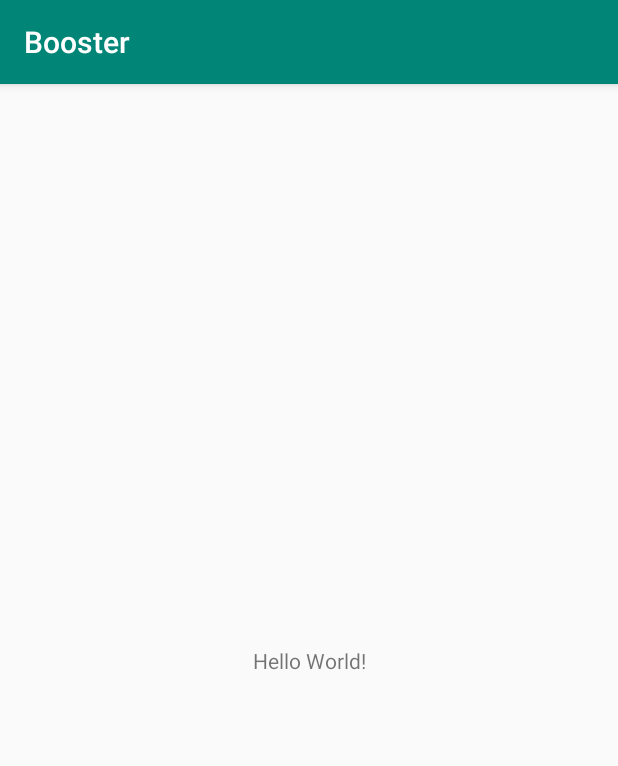
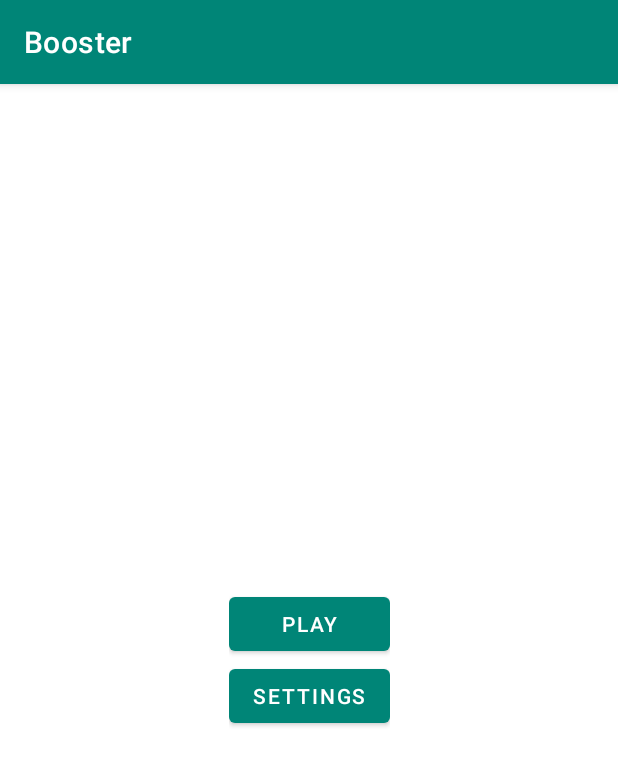
Before and after one commit to alexiscrack3/booster-android, an Android app: the screen it shows after launch (VocabularyActivity before the commit, HomeActivity after it), on a phone screen of 412 x 824 dp. Shown: the top 766 px of the screen. Run offline under Robolectric (Android 15) with nearby library versions, the light colour scheme and no system bars; our stand-ins replace RxJava, Timber.

Commit message:
Create home screen with simple menu

```diff
--- a/app/src/main/AndroidManifest.xml
+++ b/app/src/main/AndroidManifest.xml
@@ -12,12 +12,15 @@
         android:roundIcon="@mipmap/ic_launcher_round"
         android:supportsRtl="true"
         android:theme="@style/AppTheme">
-        <activity android:name=".vocabulary.VocabularyActivity">
+        <activity android:name=".home.HomeActivity">
             <intent-filter>
                 <action android:name="android.intent.action.MAIN" />
 
                 <category android:name="android.intent.category.LAUNCHER" />
             </intent-filter>
         </activity>
+        <activity
+            android:name=".vocabulary.VocabularyActivity"
+            android:parentActivityName=".home.HomeActivity" />
     </application>
 </manifest>
--- /dev/null
+++ b/app/src/main/java/com/alexiscrack3/booster/BoosterActivity.kt
@@ -0,0 +1,29 @@
+package com.alexiscrack3.booster
+
+import androidx.appcompat.app.AppCompatActivity
+import androidx.fragment.app.Fragment
+import io.reactivex.disposables.CompositeDisposable
+import io.reactivex.disposables.Disposable
+
+abstract class BoosterActivity : AppCompatActivity() {
+    private val disposables = CompositeDisposable()
+
+    protected fun showFragment(layoutId: Int, fragment: Fragment, addToBackStack: Boolean = false) {
+        val fragmentManager = this.supportFragmentManager
+        val tag = fragment::class.java.name
+        val fragmentToAdd = fragmentManager.findFragmentByTag(tag) ?: fragment
+        fragmentManager
+            .beginTransaction()
+            .replace(layoutId, fragmentToAdd, tag)
+            .apply {
+                if (addToBackStack) {
+                    addToBackStack(null)
+                }
+            }
+            .commit()
+    }
+
+    fun Disposable.autoDispose() {
+        disposables.add(this)
+    }
+}
--- /dev/null
+++ b/app/src/main/java/com/alexiscrack3/booster/BoosterFragment.kt
@@ -0,0 +1,5 @@
+package com.alexiscrack3.booster
+
+import androidx.fragment.app.Fragment
+
+abstract class BoosterFragment : Fragment()
--- a/app/src/main/java/com/alexiscrack3/booster/BoosterModule.kt
+++ b/app/src/main/java/com/alexiscrack3/booster/BoosterModule.kt
@@ -5,6 +5,7 @@ import com.alexiscrack3.booster.vocabulary.vocabularyModule
 import org.koin.android.ext.koin.androidContext
 import org.koin.android.ext.koin.androidLogger
 import org.koin.core.context.startKoin
+import org.koin.dsl.module
 
 object BoosterModule {
 
@@ -16,12 +17,18 @@ object BoosterModule {
             // use the Android context given there
             androidContext(application)
 
-            modules(
-                listOf(
-                    networkModule,
-                    vocabularyModule
-                )
+            val routerModule = module {
+                single {
+                    BoosterRouter()
+                }
+            }
+
+            val moduleList = listOf(
+                networkModule,
+                routerModule,
+                vocabularyModule
             )
+            modules(moduleList)
         }
     }
 }
--- /dev/null
+++ b/app/src/main/java/com/alexiscrack3/booster/BoosterRouter.kt
@@ -0,0 +1,18 @@
+package com.alexiscrack3.booster
+
+import io.reactivex.Observable
+import io.reactivex.subjects.PublishSubject
+
+class BoosterRouter {
+    private val eventSubject: PublishSubject<BoosterNavigationEvent> = PublishSubject.create()
+    val eventObservable: Observable<BoosterNavigationEvent> = eventSubject.hide()
+
+    fun navigate(event: BoosterNavigationEvent) {
+        eventSubject.onNext(event)
+    }
+}
+
+sealed class BoosterNavigationEvent {
+    object HOME : BoosterNavigationEvent()
+    object VOCABULARY : BoosterNavigationEvent()
+}
--- /dev/null
+++ b/app/src/main/java/com/alexiscrack3/booster/home/HomeActivity.kt
@@ -0,0 +1,42 @@
+package com.alexiscrack3.booster.home
+
+import android.os.Bundle
+import androidx.fragment.app.Fragment
+import com.alexiscrack3.booster.BoosterActivity
+import com.alexiscrack3.booster.BoosterNavigationEvent
+import com.alexiscrack3.booster.BoosterRouter
+import com.alexiscrack3.booster.R
+import com.alexiscrack3.booster.vocabulary.VocabularyActivity
+import org.koin.android.ext.android.inject
+
+class HomeActivity : BoosterActivity() {
+    private val router by inject<BoosterRouter>()
+
+    override fun onCreate(savedInstanceState: Bundle?) {
+        super.onCreate(savedInstanceState)
+        setContentView(R.layout.activity_home)
+        showFragment(R.id.home_frame_layout, HomeFragment())
+
+        router.eventObservable.subscribe({
+            navigate(it)
+        }, {
+
+        }).autoDispose()
+
+        router.navigate(BoosterNavigationEvent.HOME)
+    }
+
+    private fun navigate(event: BoosterNavigationEvent) {
+        when (event) {
+            BoosterNavigationEvent.HOME -> showFragment(HomeFragment())
+            BoosterNavigationEvent.VOCABULARY -> {
+                val intent = VocabularyActivity.getIntent(this)
+                startActivity(intent)
+            }
+        }
+    }
+
+    private fun showFragment(fragment: Fragment) {
+        showFragment(R.id.home_frame_layout, fragment)
+    }
+}
--- /dev/null
+++ b/app/src/main/java/com/alexiscrack3/booster/home/HomeFragment.kt
@@ -0,0 +1,31 @@
+package com.alexiscrack3.booster.home
+
+import android.os.Bundle
+import android.view.LayoutInflater
+import android.view.View
+import android.view.ViewGroup
+import com.alexiscrack3.booster.BoosterFragment
+import com.alexiscrack3.booster.BoosterNavigationEvent
+import com.alexiscrack3.booster.BoosterRouter
+import com.alexiscrack3.booster.R
+import kotlinx.android.synthetic.main.fragment_home.*
+import org.koin.android.ext.android.inject
+
+class HomeFragment : BoosterFragment() {
+    private val router by inject<BoosterRouter>()
+
+    override fun onCreateView(
+        inflater: LayoutInflater,
+        container: ViewGroup?,
+        savedInstanceState: Bundle?
+    ): View? {
+        return inflater.inflate(R.layout.fragment_home, container, false)
+    }
+
+    override fun onViewCreated(view: View, savedInstanceState: Bundle?) {
+        super.onViewCreated(view, savedInstanceState)
+        home_play_button.setOnClickListener {
+            router.navigate(BoosterNavigationEvent.VOCABULARY)
+        }
+    }
+}
--- a/app/src/main/java/com/alexiscrack3/booster/vocabulary/VocabularyActivity.kt
+++ b/app/src/main/java/com/alexiscrack3/booster/vocabulary/VocabularyActivity.kt
@@ -1,13 +1,21 @@
 package com.alexiscrack3.booster.vocabulary
 
+import android.content.Context
+import android.content.Intent
 import android.os.Bundle
-import androidx.appcompat.app.AppCompatActivity
+import com.alexiscrack3.booster.BoosterActivity
 import com.alexiscrack3.booster.R
 import org.koin.android.ext.android.inject
 import timber.log.Timber
 
-class VocabularyActivity : AppCompatActivity() {
+class VocabularyActivity : BoosterActivity() {
     private val vocabularyViewModel by inject<VocabularyViewModel>()
+
+    companion object {
+        fun getIntent(context: Context): Intent {
+            return Intent(context, VocabularyActivity::class.java)
+        }
+    }
 
     override fun onCreate(savedInstanceState: Bundle?) {
         super.onCreate(savedInstanceState)
@@ -19,6 +27,6 @@ class VocabularyActivity : AppCompatActivity() {
         vocabularyViewModel.state.map { it.entries }.subscribe({
             Timber.d("Got entries")
         }, {
-        })
+        }).autoDispose()
     }
 }
--- /dev/null
+++ b/app/src/main/res/layout/activity_home.xml
@@ -0,0 +1,7 @@
+<?xml version="1.0" encoding="utf-8"?>
+<FrameLayout xmlns:android="http://schemas.android.com/apk/res/android"
+    xmlns:tools="http://schemas.android.com/tools"
+    android:id="@+id/home_frame_layout"
+    android:layout_width="match_parent"
+    android:layout_height="match_parent"
+    tools:context=".home.HomeActivity" />
--- a/app/src/main/res/layout/activity_vocabulary.xml
+++ b/app/src/main/res/layout/activity_vocabulary.xml
@@ -14,5 +14,4 @@
         app:layout_constraintLeft_toLeftOf="parent"
         app:layout_constraintRight_toRightOf="parent"
         app:layout_constraintTop_toTopOf="parent" />
-
 </androidx.constraintlayout.widget.ConstraintLayout>
--- /dev/null
+++ b/app/src/main/res/layout/fragment_home.xml
@@ -0,0 +1,30 @@
+<?xml version="1.0" encoding="utf-8"?>
+<androidx.constraintlayout.widget.ConstraintLayout xmlns:android="http://schemas.android.com/apk/res/android"
+    xmlns:app="http://schemas.android.com/apk/res-auto"
+    xmlns:tools="http://schemas.android.com/tools"
+    android:layout_width="match_parent"
+    android:layout_height="match_parent"
+    tools:context=".home.HomeActivity">
+
+    <LinearLayout
+        android:layout_width="wrap_content"
+        android:layout_height="wrap_content"
+        android:orientation="vertical"
+        app:layout_constraintBottom_toBottomOf="parent"
+        app:layout_constraintEnd_toEndOf="parent"
+        app:layout_constraintStart_toStartOf="parent"
+        app:layout_constraintTop_toTopOf="parent">
+
+        <com.google.android.material.button.MaterialButton
+            android:id="@+id/home_play_button"
+            android:layout_width="match_parent"
+            android:layout_height="wrap_content"
+            android:text="@string/play" />
+
+        <com.google.android.material.button.MaterialButton
+            android:id="@+id/home_settings_button"
+            android:layout_width="match_parent"
+            android:layout_height="wrap_content"
+            android:text="@string/settings" />
+    </LinearLayout>
+</androidx.constraintlayout.widget.ConstraintLayout>
--- a/app/src/main/res/values/strings.xml
+++ b/app/src/main/res/values/strings.xml
@@ -1,3 +1,5 @@
 <resources>
     <string name="app_name">Booster</string>
+    <string name="play">Play</string>
+    <string name="settings">Settings</string>
 </resources>
--- a/app/src/main/res/values/styles.xml
+++ b/app/src/main/res/values/styles.xml
@@ -1,11 +1,9 @@
 <resources>
-
     <!-- Base application theme. -->
-    <style name="AppTheme" parent="Theme.AppCompat.Light.DarkActionBar">
+    <style name="AppTheme" parent="Theme.MaterialComponents.Light.DarkActionBar">
         <!-- Customize your theme here. -->
         <item name="colorPrimary">@color/colorPrimary</item>
         <item name="colorPrimaryDark">@color/colorPrimaryDark</item>
         <item name="colorAccent">@color/colorAccent</item>
     </style>
-
 </resources>
```
